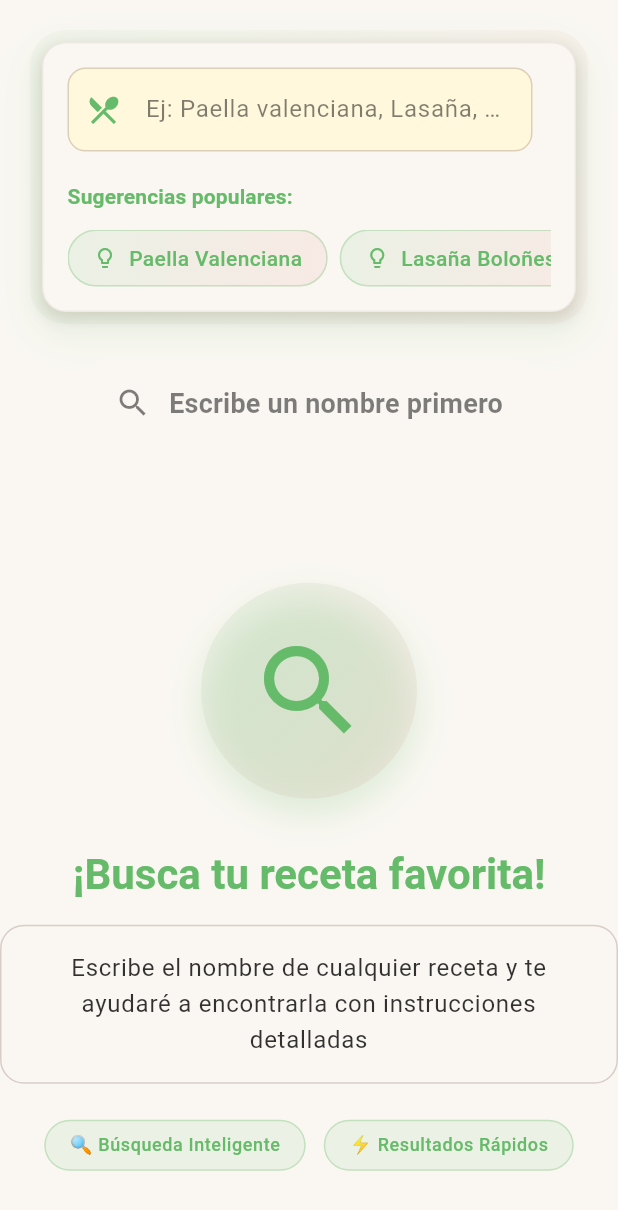
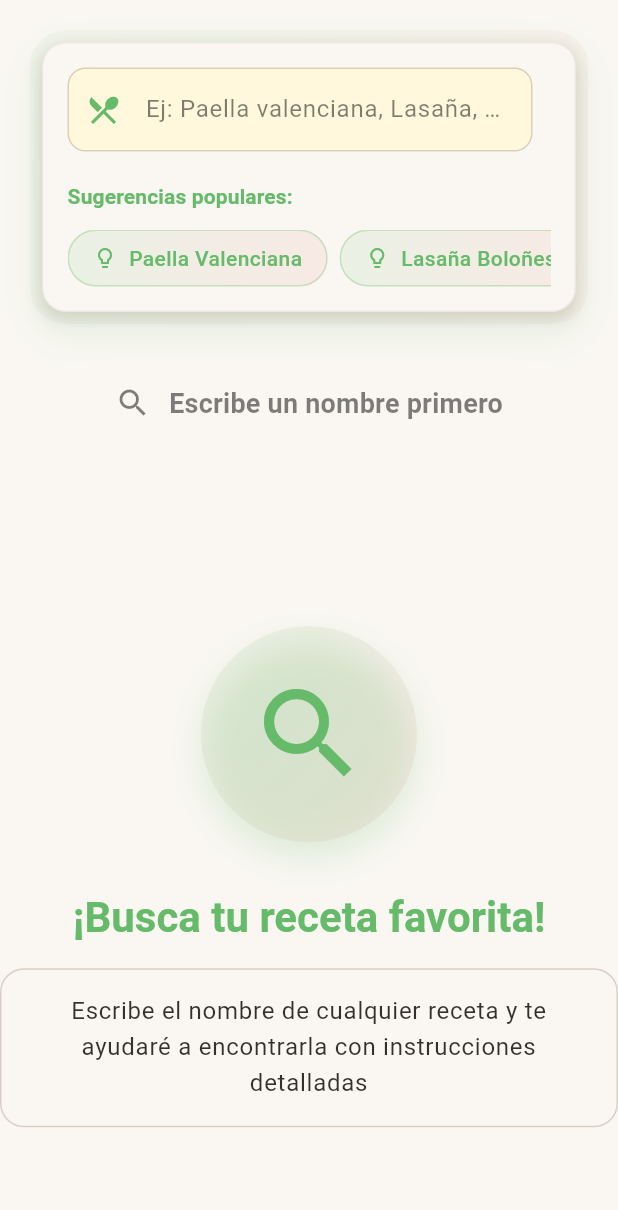
Before and after one commit to enekor/AiKitchen, a Flutter app: the FindByName widget shown alone on an empty page, opened directly, on a phone screen of 412 x 824 dp. Shown: the top 1210 px of the screen. Run offline on Flutter 3.47's test engine with Material 3 defaults, Android fonts, the phone set to English and light mode, and no system bars; drawn by our look-alikes of dynamic_color; our stand-ins replace carousel_slider, flutter_inset_shadow, flutter_tts, fluttertoast, google_generative_ai, lottie and 2 more; missing offline and left inert: receive_sharing_intent; accounts and stored records are empty.

Commit message:
mini arreglo de sizedbox en el final

```diff
--- a/lib/AI/by_ingredients/find_by_ingredients.dart
+++ b/lib/AI/by_ingredients/find_by_ingredients.dart
@@ -246,66 +246,6 @@ class _FindByIngredientsState extends State<FindByIngredients>
                   child: Column(
                     crossAxisAlignment: CrossAxisAlignment.start,
                     children: [
-                      // Row(
-                      //   children: [
-                      //     Container(
-                      //       padding: const EdgeInsets.all(16),
-                      //       decoration: BoxDecoration(
-                      //         gradient: LinearGradient(
-                      //           begin: Alignment.topLeft,
-                      //           end: Alignment.bottomRight,
-                      //           colors: [
-                      //             theme.colorScheme.primary,
-                      //             theme.colorScheme.secondary,
-                      //           ],
-                      //         ),
-                      //         borderRadius: BorderRadius.circular(16),
-                      //         boxShadow: [
-                      //           BoxShadow(
-                      //             color: theme.colorScheme.primary.withOpacity(
-                      //               0.3,
-                      //             ),
-                      //             blurRadius: 8,
-                      //             offset: const Offset(0, 4),
-                      //           ),
-                      //         ],
-                      //       ),
-                      //       child: const Icon(
-                      //         Icons.restaurant_menu,
-                      //         color: Colors.white,
-                      //         size: 24,
-                      //       ),
-                      //     ),
-                      //     const SizedBox(width: 16),
-                      //     Expanded(
-                      //       child: Column(
-                      //         crossAxisAlignment: CrossAxisAlignment.start,
-                      //         children: [
-                      //           Text(
-                      //             'Ingredientes Mágicos',
-                      //             style: theme.textTheme.headlineSmall
-                      //                 ?.copyWith(
-                      //                   fontWeight: FontWeight.bold,
-                      //                   color: theme.colorScheme.primary,
-                      //                 ),
-                      //           ),
-                      //           Text(
-                      //             '${ingredientes.length} ingredientes seleccionados',
-                      //             style: theme.textTheme.bodyMedium?.copyWith(
-                      //               color: theme.colorScheme.onSurface
-                      //                   .withOpacity(0.7),
-                      //             ),
-                      //           ),
-                      //         ],
-                      //       ),
-                      //     ),
-
-                      //   ],
-                      // ),
-
-                      // const SizedBox(height: 24),
-
-                      // Campo de entrada moderno
                       Row(
                         children: [
                           Expanded(
@@ -833,7 +773,6 @@ class _FindByIngredientsState extends State<FindByIngredients>
                 textAlign: TextAlign.center,
               ),
             ),
-            const SizedBox(height: 24),
           ],
         ),
       ),
--- a/lib/AI/by_name/find_by_name.dart
+++ b/lib/AI/by_name/find_by_name.dart
@@ -921,15 +921,6 @@ class _FindByNameState extends State<FindByName> with TickerProviderStateMixin {
                 textAlign: TextAlign.center,
               ),
             ),
-            const SizedBox(height: 24),
-            Row(
-              mainAxisAlignment: MainAxisAlignment.center,
-              children: [
-                _buildFeatureChip('🔍 Búsqueda Inteligente', theme),
-                const SizedBox(width: 12),
-                _buildFeatureChip('⚡ Resultados Rápidos', theme),
-              ],
-            ),
           ],
         ),
       ),
```
